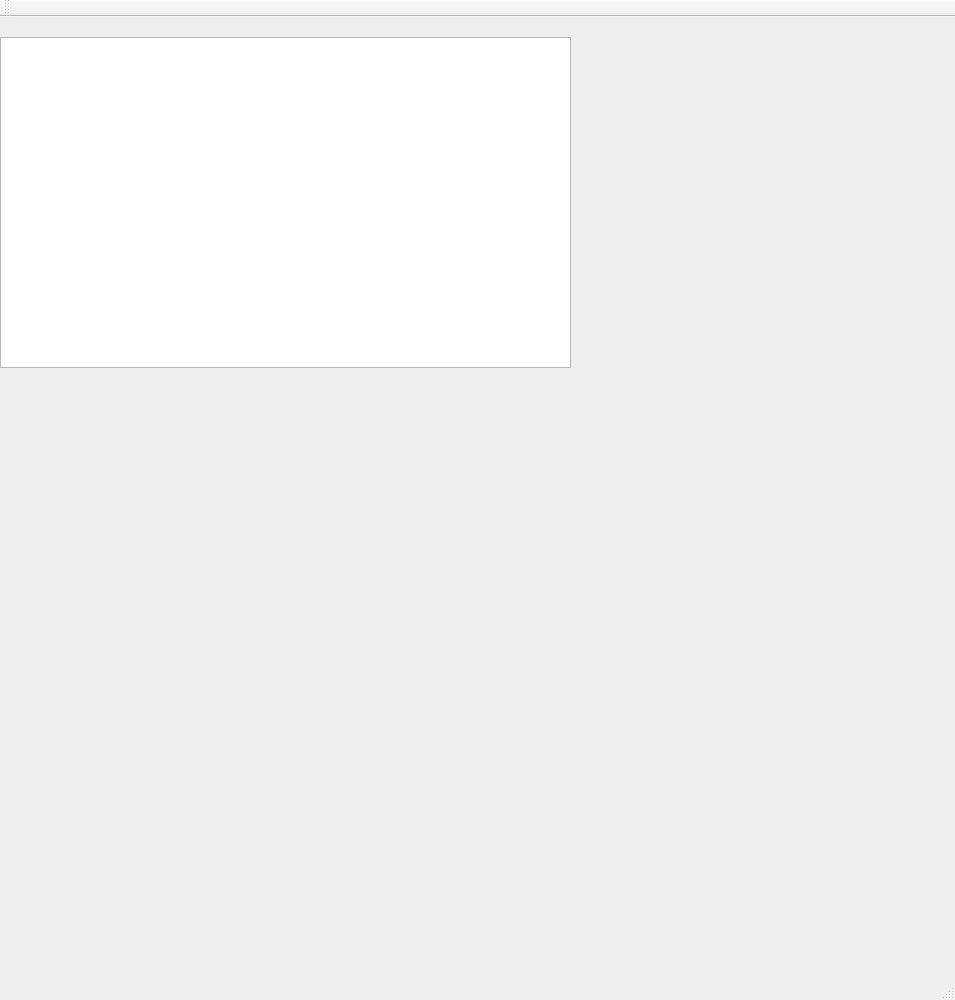
The window that Videojuego/mainwindow.ui (Pablo9925/Proyecto_Final_Info) describes before a commit, drawn with Qt 5.
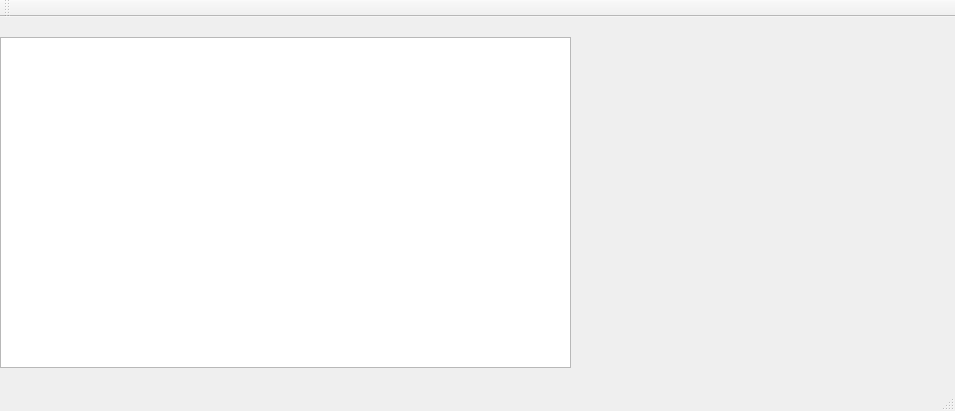
The same window after the commit.

Patch:
```diff
--- a/Videojuego/mainwindow.ui
+++ b/Videojuego/mainwindow.ui
@@ -7,7 +7,7 @@
     <x>0</x>
     <y>0</y>
     <width>955</width>
-    <height>1000</height>
+    <height>411</height>
    </rect>
   </property>
   <property name="windowTitle">
```
